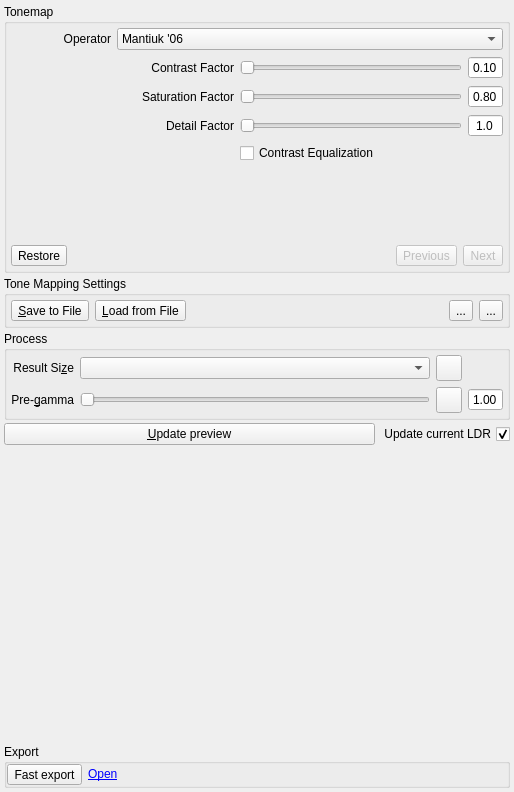
The window that src/TonemappingPanel/TonemappingPanel.ui (LuminanceHDR/LuminanceHDR) describes before a commit, drawn with Qt 5.
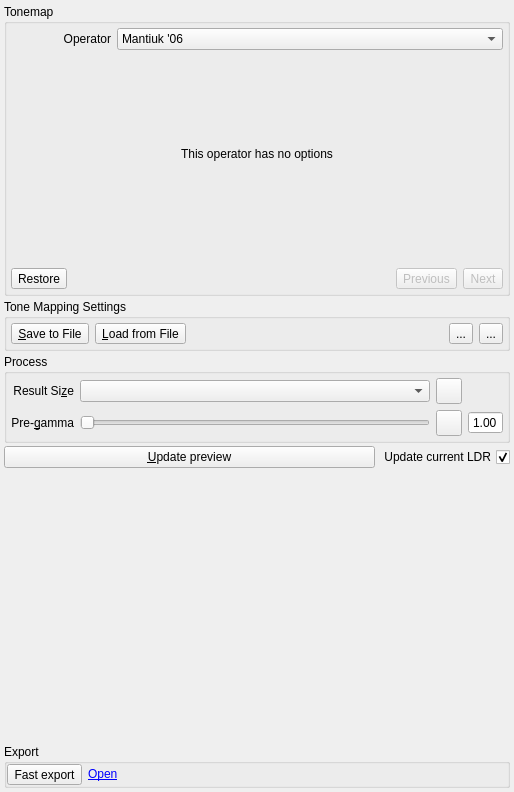
The same window after the commit. The open tabs and pages were chosen to show the change. Icons and pictures are not drawn.

Commit message: [TMO]: add new tm operator mai11 from pfstools [MainWindow]: fix conflicting shortcuts [HdrWizard]: fix "next" button enabled when no images has been loaded

The edit to the form file:
```diff
--- a/src/TonemappingPanel/TonemappingPanel.ui
+++ b/src/TonemappingPanel/TonemappingPanel.ui
@@ -2486,6 +2486,69 @@
             </item>
            </layout>
           </widget>
+          <widget class="QWidget" name="page_mai">
+           <layout class="QGridLayout" name="gridLayout_27">
+            <item row="0" column="1">
+             <spacer name="verticalSpacer_14">
+              <property name="orientation">
+               <enum>Qt::Vertical</enum>
+              </property>
+              <property name="sizeHint" stdset="0">
+               <size>
+                <width>20</width>
+                <height>79</height>
+               </size>
+              </property>
+             </spacer>
+            </item>
+            <item row="1" column="0">
+             <spacer name="horizontalSpacer_4">
+              <property name="orientation">
+               <enum>Qt::Horizontal</enum>
+              </property>
+              <property name="sizeHint" stdset="0">
+               <size>
+                <width>146</width>
+                <height>20</height>
+               </size>
+              </property>
+             </spacer>
+            </item>
+            <item row="1" column="1">
+             <widget class="QLabel" name="label_9">
+              <property name="text">
+               <string>This operator has no options</string>
+              </property>
+             </widget>
+            </item>
+            <item row="1" column="2">
+             <spacer name="horizontalSpacer_5">
+              <property name="orientation">
+               <enum>Qt::Horizontal</enum>
+              </property>
+              <property name="sizeHint" stdset="0">
+               <size>
+                <width>146</width>
+                <height>20</height>
+               </size>
+              </property>
+             </spacer>
+            </item>
+            <item row="2" column="1">
+             <spacer name="verticalSpacer_13">
+              <property name="orientation">
+               <enum>Qt::Vertical</enum>
+              </property>
+              <property name="sizeHint" stdset="0">
+               <size>
+                <width>20</width>
+                <height>79</height>
+               </size>
+              </property>
+             </spacer>
+            </item>
+           </layout>
+          </widget>
          </widget>
         </item>
         <item>
```
Left out of the diff: 9 changed lines with no effect on the pictures. The commit also changes 16 other files.
